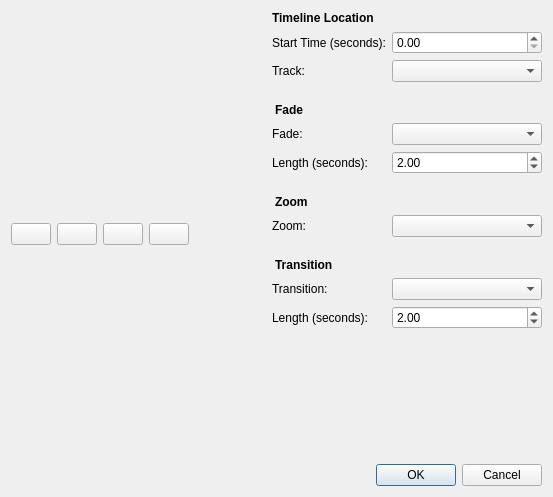
First picture: the form in src/windows/ui/add-to-timeline.ui, repository OpenShot/openshot-qt, before the edit.
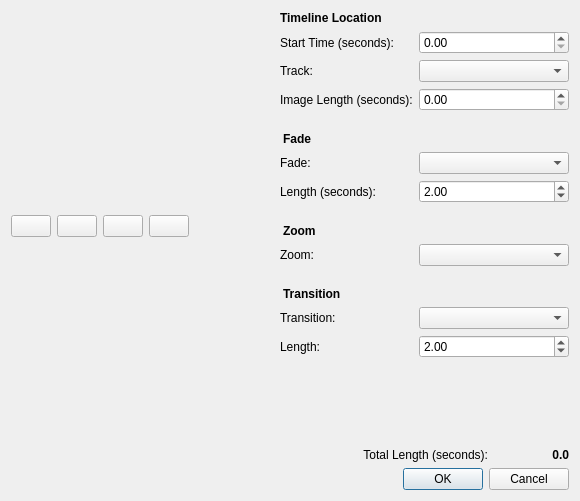
Second picture: the form after the edit. Icons and pictures are not drawn.

Commit message: Improved 'Add to Timeline' dialog to display calculated 'total time', so it's easier to match up lots of clips/photos to the length of background music, etc... Also fixed issue with duration of timeline not being persisted to project file. Fixed issue with "select all" in file tree/icon view. Lastly, fixed many issues related to correctly exporting videos, and mapping/wrapping the correct framerates, etc...

```diff
--- a/src/windows/ui/add-to-timeline.ui
+++ b/src/windows/ui/add-to-timeline.ui
@@ -6,8 +6,8 @@
    <rect>
     <x>0</x>
     <y>0</y>
-    <width>553</width>
-    <height>497</height>
+    <width>580</width>
+    <height>501</height>
    </rect>
   </property>
   <property name="windowTitle">
@@ -184,6 +184,45 @@
              </item>
             </layout>
            </item>
+           <item>
+            <layout class="QHBoxLayout" name="horizontalLayout_11">
+             <property name="topMargin">
+              <number>0</number>
+             </property>
+             <item>
+              <widget class="QLabel" name="label_3">
+               <property name="minimumSize">
+                <size>
+                 <width>100</width>
+                 <height>0</height>
+                </size>
+               </property>
+               <property name="text">
+                <string>Image Length (seconds):</string>
+               </property>
+              </widget>
+             </item>
+             <item>
+              <widget class="QDoubleSpinBox" name="txtImageLength">
+               <property name="sizePolicy">
+                <sizepolicy hsizetype="Preferred" vsizetype="Fixed">
+                 <horstretch>0</horstretch>
+                 <verstretch>0</verstretch>
+                </sizepolicy>
+               </property>
+               <property name="minimumSize">
+                <size>
+                 <width>150</width>
+                 <height>0</height>
+                </size>
+               </property>
+               <property name="maximum">
+                <double>999999999.000000000000000</double>
+               </property>
+              </widget>
+             </item>
+            </layout>
+           </item>
            <item>
             <widget class="QLabel" name="lblFade">
              <property name="styleSheet">
@@ -336,7 +375,7 @@
                 <string notr="true"/>
                </property>
                <property name="text">
-                <string>Length (seconds):</string>
+                <string>Length:</string>
                </property>
               </widget>
              </item>
@@ -377,6 +416,54 @@
        </item>
       </layout>
      </item>
+     <item>
+      <layout class="QHBoxLayout" name="horizontalLayout_12">
+       <property name="topMargin">
+        <number>0</number>
+       </property>
+       <item>
+        <widget class="QLabel" name="lblTotalLength">
+         <property name="sizePolicy">
+          <sizepolicy hsizetype="Expanding" vsizetype="Preferred">
+           <horstretch>0</horstretch>
+           <verstretch>0</verstretch>
+          </sizepolicy>
+         </property>
+         <property name="text">
+          <string>Total Length (seconds):</string>
+         </property>
+         <property name="alignment">
+          <set>Qt::AlignRight|Qt::AlignTrailing|Qt::AlignVCenter</set>
+         </property>
+        </widget>
+       </item>
+       <item>
+        <widget class="QLabel" name="lblTotalLengthValue">
+         <property name="sizePolicy">
+          <sizepolicy hsizetype="Preferred" vsizetype="Preferred">
+           <horstretch>0</horstretch>
+           <verstretch>0</verstretch>
+          </sizepolicy>
+         </property>
+         <property name="minimumSize">
+          <size>
+           <width>75</width>
+           <height>0</height>
+          </size>
+         </property>
+         <property name="styleSheet">
+          <string notr="true">font-weight:bold;</string>
+         </property>
+         <property name="text">
+          <string>0.0</string>
+         </property>
+         <property name="alignment">
+          <set>Qt::AlignRight|Qt::AlignTrailing|Qt::AlignVCenter</set>
+         </property>
+        </widget>
+       </item>
+      </layout>
+     </item>
      <item>
       <widget class="QDialogButtonBox" name="btnBox">
        <property name="standardButtons">
```
Left out of the diff: 16 changed lines with no effect on the pictures. The commit also changes 10 other files.
